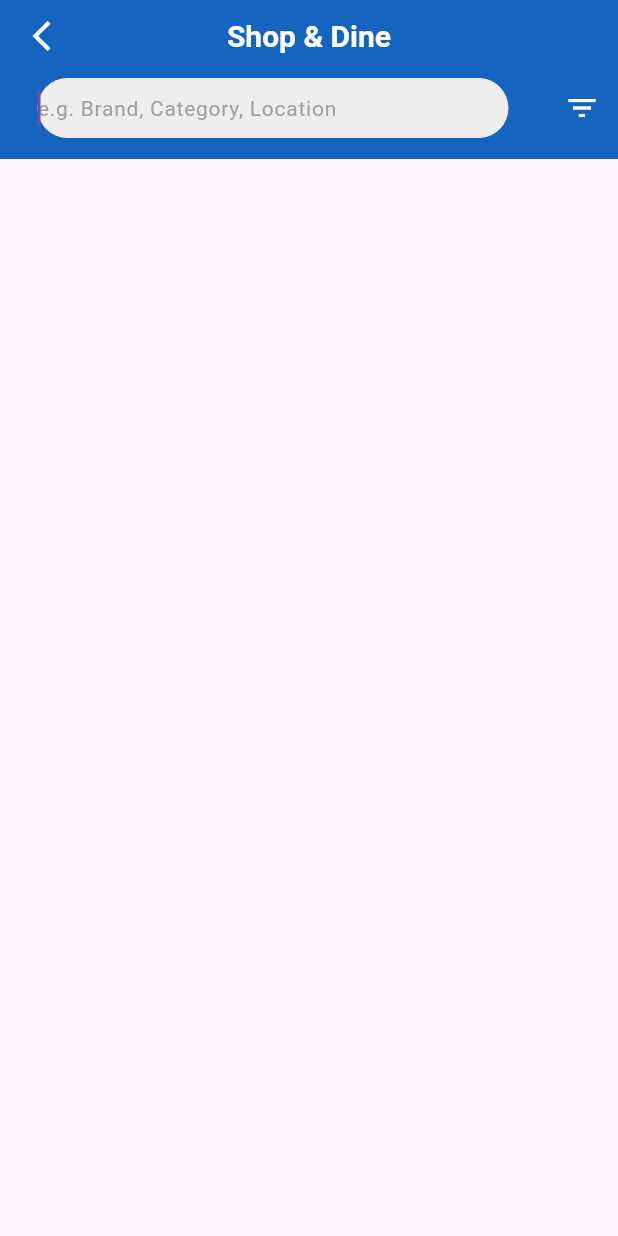
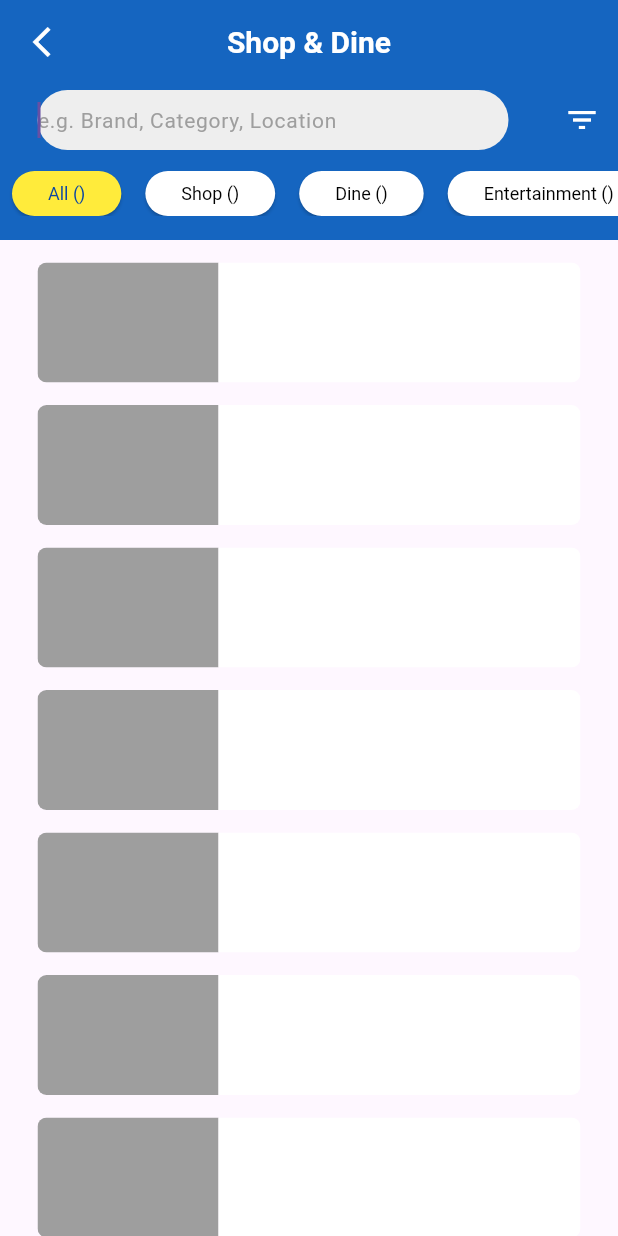
Before and after one commit to Abazin97/airport_app, a Flutter app: the ShopListPage screen opened directly, on a phone screen of 412 x 824 dp. Run offline on Flutter 3.47's test engine with Material 3 defaults, Android fonts, the light colour scheme and no system bars; our stand-ins replace dio, firebase_auth, firebase_core, share_plus; missing offline and left inert: flutter_phone_direct_caller; accounts and stored records are empty; network calls fail.

```diff
--- a/airportapp/lib/components/flights_screen/flights_cart.dart
+++ b/airportapp/lib/components/flights_screen/flights_cart.dart
@@ -88,7 +88,7 @@ class FlightsCart extends StatelessWidget {
                   ClipRRect(
                     borderRadius: BorderRadius.circular(6),
                     child: SizedBox(
-                      height: 350,
+                      height: 370,
                       child: Column(
                         children: [
                           Expanded(
@@ -104,7 +104,7 @@ class FlightsCart extends StatelessWidget {
                             ),
                           ),
                           Expanded(
-                            flex: 10,
+                            flex: 13,
                             child: Container(
                               width: double.infinity,
                               color: Colors.white,
--- a/airportapp/lib/data/database.dart
+++ b/airportapp/lib/data/database.dart
@@ -466,9 +466,12 @@ class Database {
     "YIH": "Yichang",
     "TFU": "Chengdu Tianfu",
     "FOC": "Fuzhou",
+    "XUZ": "Xuzhou",
+    "HSN": "Zhoushan",
     "DNH": "Dunhuang",
     "HAK": "Haikou",
     "XMN": "Xiamen",
+    "NGB": "Ningbo",
     "URC": "Urumqi",
     "WNZ": "Wenzhou",
     "SYX": "Sanya",
--- a/airportapp/lib/pages/login_page.dart
+++ b/airportapp/lib/pages/login_page.dart
@@ -101,7 +101,7 @@ class _LoginPageState extends State<LoginPage> {
                                 ],
                               ),
                             ),
-                            Image.asset('lib/images/login_asset.png')
+                            Image.asset('lib/assets/login_asset.png')
                           ],
                         ),
                       ),
--- a/airportapp/lib/pages/shop_list_page.dart
+++ b/airportapp/lib/pages/shop_list_page.dart
@@ -1,4 +1,5 @@
 import 'package:airportapp/components/nav_provider.dart';
+import 'package:airportapp/pages/mcdonalds.dart';
 import 'package:flutter/material.dart';
 import 'package:provider/provider.dart';
 
@@ -11,11 +12,34 @@ class ShopListPage extends StatefulWidget {
 }
 
 class _ShopListPageState extends State<ShopListPage> {
+  String selected = 'All';
+  String label = 'All';
+
+  void _applyFilter() {
+    setState(() {
+      if (selected == 'All') {
+
+      } else if (selected == 'Important Notices') {
+
+      } else if (selected == 'Flights') {
+
+      } else if (selected == 'Traffic Conditions'){
+
+      }
+    });
+  }
+
+
   @override
   Widget build(BuildContext context) {
     return Scaffold(
-      appBar: AppBar(
+      body: CustomScrollView(
+        slivers: [
+          SliverAppBar(
             backgroundColor: Colors.blue[800],
+            expandedHeight: 160,
+            floating: true,
+            pinned: true,
             leading: IconButton(
               onPressed: () {
                 Provider.of<NavProvider>(context, listen: false).pageIndex = 2;
@@ -34,11 +58,12 @@ class _ShopListPageState extends State<ShopListPage> {
               ),
             ),
             centerTitle: true,
-        bottom: PreferredSize(
-          preferredSize: Size.fromHeight(50),
-          child: Padding(
-            padding: const EdgeInsets.only(bottom: 10),
-            child: Row(
+            flexibleSpace: FlexibleSpaceBar(
+              background: Padding(
+                padding: EdgeInsets.only(top: kToolbarHeight + MediaQuery.of(context).padding.top, bottom: 10),
+                child: Column(
+                  children: [
+                    Row(
                       children: [
                         Flexible(
                           child: Container(
@@ -84,8 +109,81 @@ class _ShopListPageState extends State<ShopListPage> {
                         ),
                       ],
                     ),
+                    Padding(
+                      padding: const EdgeInsets.only(top: 10),
+                      child: SizedBox(
+                        height: 30,
+                        width: MediaQuery.of(context).size.width,
+                        child:  ListView(
+                          scrollDirection: Axis.horizontal,
+                          children: [
+                            filterButton('All'),
+                            filterButton('Shop'),
+                            filterButton('Dine'),
+                            filterButton('Entertainment')
+                          ],
+                        ),
+                      ),
+                    ),
+                  ],
+                ),
               )),
+          ),
+          SliverList(
+            delegate: SliverChildBuilderDelegate(
+              childCount: 20,
+              (context, index){
+                return shopTile('name', 'location', 'logo', Mcdonalds());
+            }))
+        ],
       ),
     );
   }
+
+  Widget filterButton(String label) {
+    bool isSelected = selected == label;
+    return Padding(padding:EdgeInsetsGeometry.fromLTRB(8, 0, 8, 0) ,child:
+    ElevatedButton(
+      onPressed: () {
+        setState(() {
+          selected = label;
+        });
+      },
+      style: ElevatedButton.styleFrom(
+        backgroundColor: isSelected ? Colors.yellow : Colors.white,
+        textStyle: TextStyle(fontSize: 14)
+      ),
+      child: Text('$label ()', style: TextStyle(color: isSelected ? Colors.blue[900] : Colors.black, fontSize: 12),)
+    ));
   }
+
+  Widget shopTile(String name, String location, String logo, Widget link){
+    return GestureDetector(
+    onTap: () {
+      Navigator.push(context, MaterialPageRoute(fullscreenDialog: true, builder: (context) => link));
+    },
+    child: Padding(
+      padding: const EdgeInsets.only(left: 25, right: 25, top: 15),
+        child: ClipRRect(
+          borderRadius: BorderRadius.circular(6),
+          child: SizedBox(
+            height: 80,
+            child: Row(
+              children: [
+                Expanded(
+                  flex: 1,
+                  child: Container(color: Colors.grey),
+                ),
+                Expanded(
+                  flex: 2,
+                  child: Container(color: Colors.white),
+                ),
+              ],
+            ),
+          ),
+        ),
+      ),
+    );
+
+  }
+}
```
Also changed, not shown: airportapp/lib/pages/flights_page.dart (+79 -30 lines), airportapp/lib/assets/halal-detail.jpg (deleted). Lines whose indentation alone changed are shown as unchanged.
